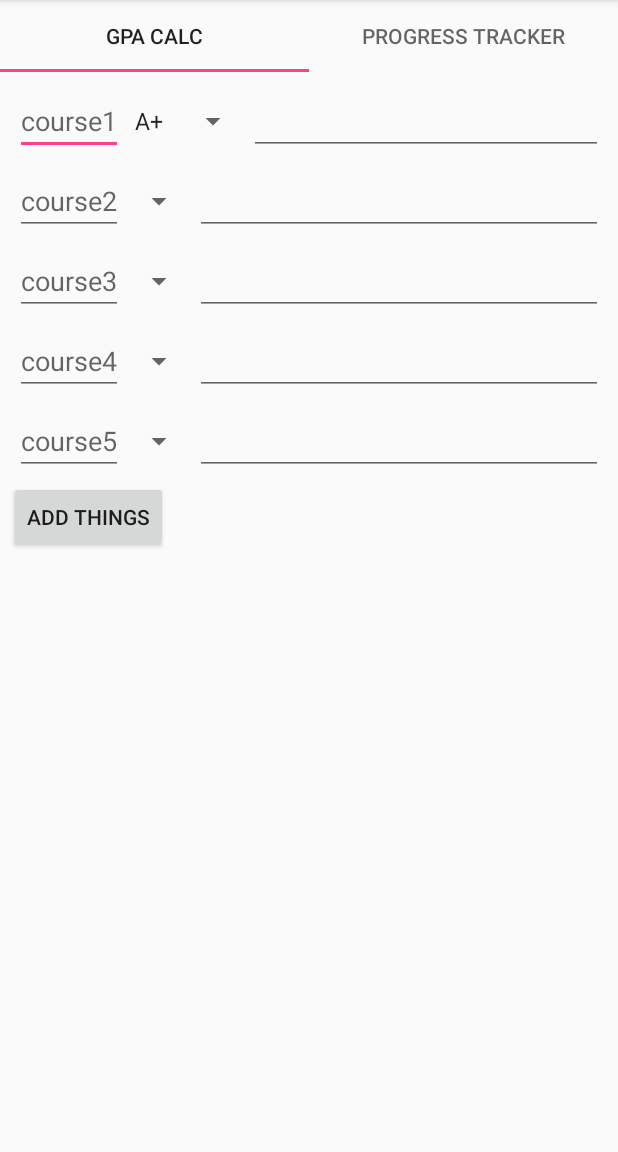
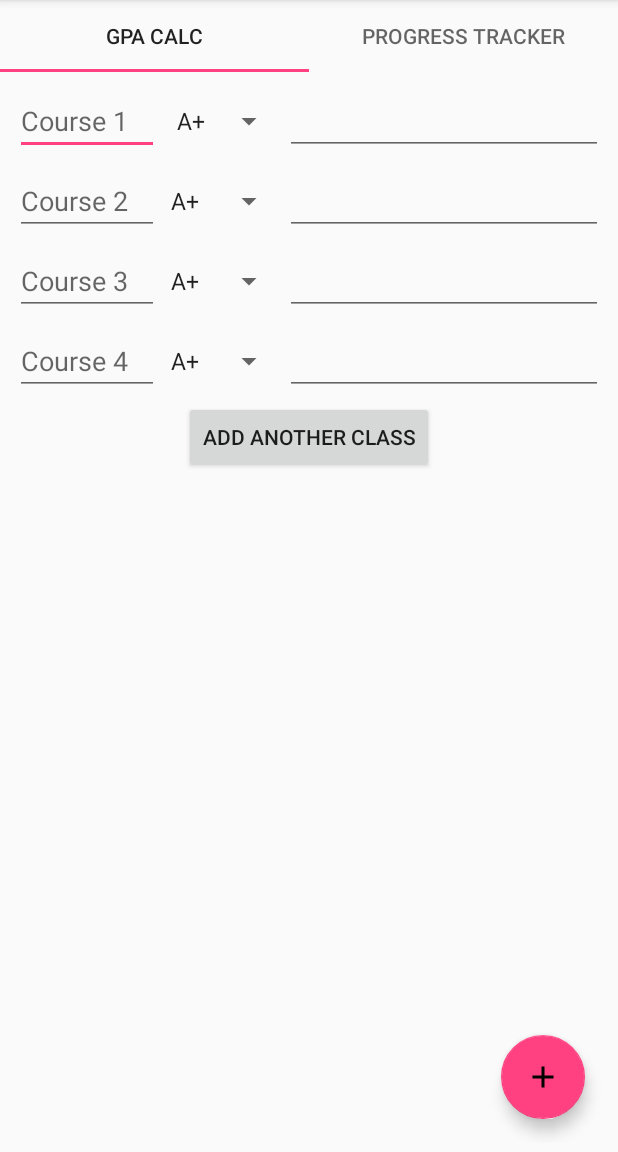
Before and after one commit to blaq-6THREE/Student-Progress, an Android app: the screen it shows after launch (MainActivity), on a phone screen of 412 x 824 dp, the part 84-1236 px from its top. Run offline under Robolectric (Android 15) with nearby library versions, the phone set to English and light mode, and no system bars.

Commit message:
Vews in  GradePointAverage class updated. Up to 10 classes can be added.

```diff
--- a/app/src/main/java/com/blaq/hylton/studentprogress/GradePointAverage.java
+++ b/app/src/main/java/com/blaq/hylton/studentprogress/GradePointAverage.java
@@ -1,9 +1,12 @@
 package com.blaq.hylton.studentprogress;
 
+import android.content.res.Resources;
 import android.os.Bundle;
 import android.support.annotation.NonNull;
 import android.support.annotation.Nullable;
+import android.support.design.widget.Snackbar;
 import android.support.v4.app.Fragment;
+import android.util.Log;
 import android.view.LayoutInflater;
 import android.view.View;
 import android.view.ViewGroup;
@@ -17,7 +20,11 @@ import android.widget.Toast;
 
 public class GradePointAverage extends Fragment
 {
-    private Spinner mSpinner;
+    private Spinner mSpinner1;
+    private Spinner mSpinner2;
+    private Spinner mSpinner3;
+    private Spinner mSpinner4;
+
     private Button mButton;
     private LinearLayout masterLinearLayout;
     private int counter;
@@ -25,48 +32,89 @@ public class GradePointAverage extends Fragment
     public View onCreateView(LayoutInflater inflater, ViewGroup container, Bundle savedInstanceState)
     {
         View view = inflater.inflate(R.layout.fragment_grade_point_average, container, false);
-        counter = 4;
 
-        mSpinner = view.findViewById(R.id.grades_spinner_1);
-        ArrayAdapter<CharSequence> adapter = ArrayAdapter.createFromResource(getContext(), R.array.grade_array, android.R.layout.simple_spinner_item);
-        adapter.setDropDownViewResource(android.R.layout.simple_spinner_dropdown_item);
-        mSpinner.setAdapter(adapter);
+        mSpinner1 = view.findViewById(R.id.grades_spinner_1);
+        ArrayAdapter<CharSequence> adapter1 = ArrayAdapter.createFromResource(getContext(), R
+                .array.grade_array, android.R.layout.simple_spinner_item);
+        adapter1.setDropDownViewResource(android.R.layout.simple_spinner_dropdown_item);
+        mSpinner1.setAdapter(adapter1);
+
+        mSpinner2 = view.findViewById(R.id.grades_spinner_2);
+        ArrayAdapter<CharSequence> adapter2 = ArrayAdapter.createFromResource(getContext(), R
+                .array.grade_array, android.R.layout.simple_spinner_item);
+        adapter2.setDropDownViewResource(android.R.layout.simple_spinner_dropdown_item);
+        mSpinner2.setAdapter(adapter2);
+
+        mSpinner3 = view.findViewById(R.id.grades_spinner_3);
+        ArrayAdapter<CharSequence> adapter3 = ArrayAdapter.createFromResource(getContext(), R
+                .array.grade_array, android.R.layout.simple_spinner_item);
+        adapter3.setDropDownViewResource(android.R.layout.simple_spinner_dropdown_item);
+        mSpinner3.setAdapter(adapter3);
+
+        mSpinner4 = view.findViewById(R.id.grades_spinner_4);
+        ArrayAdapter<CharSequence> adapter4 = ArrayAdapter.createFromResource(getContext(), R
+                .array.grade_array, android.R.layout.simple_spinner_item);
+        adapter4.setDropDownViewResource(android.R.layout.simple_spinner_dropdown_item);
+        mSpinner4.setAdapter(adapter4);
 
         mButton = view.findViewById(R.id.button);
         masterLinearLayout = view.findViewById(R.id.linear_layout_master);
+        counter = masterLinearLayout.getChildCount();
 
         mButton.setOnClickListener(new View.OnClickListener() {
             @Override
             public void onClick(View view)
             {
-                createView(masterLinearLayout);
+                if (masterLinearLayout.getChildCount() >= 10)
+                {
+                    Snackbar mySnackbar = Snackbar.make(view, "10 Classes is MAX", Snackbar.LENGTH_LONG);
+                    mySnackbar.show();
+                }
+                else
+                {
+                    counter = counter + 1;
+                    createView(masterLinearLayout, counter);
+                    Log.d("Main Activity", "onClick: " + masterLinearLayout.getChildCount());
+                }
+
             }
         });
 
         return view;
     }
 
-    private void createView(LinearLayout bossLayout)
+    private void createView(LinearLayout bossLayout, int counter)
     {
         //Create linear layout first
         LinearLayout linearLayout = new LinearLayout(getContext());
         linearLayout.setOrientation(LinearLayout.HORIZONTAL);
 
-        //Create EditText
+        //Create Course EditText
+        int id = 0;
         EditText courseEditText = new EditText(getContext());
-        courseEditText.setHint("course" + counter);
+        courseEditText.setWidth(260);
+        if (android.os.Build.VERSION.SDK_INT >= android.os.Build.VERSION_CODES.JELLY_BEAN_MR1) {
+            id = View.generateViewId();
+            courseEditText.setId(id);
+            Log.d("Main Activity", "createView: " + id);
+        }
+        courseEditText.setHint("Course " + counter);
 
         //Create Spinner and populate it
         Spinner spinner = new Spinner(getContext());
         ArrayAdapter<CharSequence> adapter = ArrayAdapter.createFromResource(getContext(), R.array.grade_array, android.R.layout.simple_spinner_item);
         adapter.setDropDownViewResource(android.R.layout.simple_spinner_dropdown_item);
         spinner.setAdapter(adapter);
+        spinner.setPadding(4, 0, 4, 0);
 
-        //Create EditText
-        counter = counter + 1;
+        //Create Credit EditText
+        String hint = "Credit " + counter;
         EditText creditEditText = new EditText(getContext());
-        creditEditText.setHint("credit" + counter);
+        creditEditText.setHint(hint);
+        creditEditText.setWidth(420);
+        //creditEditText.setId(Integer.valueOf(hint));
 
+        // Adding to the Child Layout
         linearLayout.addView(courseEditText);
         linearLayout.addView(spinner);
         linearLayout.addView(creditEditText);
--- /dev/null
+++ b/app/src/main/res/drawable/ic_add_black_24dp.xml
@@ -0,0 +1,9 @@
+<vector xmlns:android="http://schemas.android.com/apk/res/android"
+        android:width="24dp"
+        android:height="24dp"
+        android:viewportWidth="24.0"
+        android:viewportHeight="24.0">
+    <path
+        android:fillColor="#FF000000"
+        android:pathData="M19,13h-6v6h-2v-6H5v-2h6V5h2v6h6v2z"/>
+</vector>
--- a/app/src/main/res/layout/fragment_grade_point_average.xml
+++ b/app/src/main/res/layout/fragment_grade_point_average.xml
@@ -1,20 +1,30 @@
 <?xml version="1.0" encoding="utf-8"?>
-<ScrollView
+<android.support.design.widget.CoordinatorLayout
     xmlns:android="http://schemas.android.com/apk/res/android"
     xmlns:tools="http://schemas.android.com/tools"
+    xmlns:app="http://schemas.android.com/apk/res-auto"
     android:layout_width="match_parent"
     android:layout_height="match_parent"
     android:orientation="vertical"
     android:padding="6dp"
+    android:id="@+id/myCoordinatorLayout"
     tools:context=".GradePointAverage">
+
+    <ScrollView
+        android:layout_width="match_parent"
+        android:layout_height="wrap_content">
 
         <LinearLayout
             android:layout_width="match_parent"
-        android:layout_height="match_parent"
+            android:layout_height="wrap_content"
+            android:orientation="vertical">
+
+            <LinearLayout
+                android:layout_width="match_parent"
+                android:layout_height="wrap_content"
                 android:id="@+id/linear_layout_master"
                 android:orientation="vertical">
 
-        <!-- Content here -->
                 <!-- TODO: Update blank fragment layout -->
                 <LinearLayout
                     android:id="@+id/linear_layout_1"
@@ -24,14 +34,16 @@
                     android:layout_height="wrap_content">
 
                     <EditText
-                android:hint="course1"
-                android:layout_width="wrap_content"
+                        android:hint="Course 1"
+                        android:layout_width="@dimen/edittext_course_width"
                         android:layout_height="wrap_content"/>
 
                     <Spinner
                         android:id="@+id/grades_spinner_1"
                         android:layout_width="wrap_content"
-                android:layout_height="match_parent"/>
+                        android:layout_height="match_parent"
+                        android:paddingLeft="4dp"
+                        android:paddingRight="14dp"/>
 
                     <EditText
                         android:id="@+id/credit_1"
@@ -48,8 +60,8 @@
                     android:layout_height="wrap_content">
 
                     <EditText
-                android:hint="course2"
-                android:layout_width="wrap_content"
+                        android:hint="Course 2"
+                        android:layout_width="@dimen/edittext_course_width"
                         android:layout_height="wrap_content"/>
 
                     <Spinner
@@ -72,8 +84,8 @@
                     android:layout_height="wrap_content">
 
                     <EditText
-                android:hint="course3"
-                android:layout_width="wrap_content"
+                        android:hint="Course 3"
+                        android:layout_width="@dimen/edittext_course_width"
                         android:layout_height="wrap_content"/>
 
                     <Spinner
@@ -96,8 +108,8 @@
                     android:layout_height="wrap_content">
 
                     <EditText
-                android:hint="course4"
-                android:layout_width="wrap_content"
+                        android:hint="Course 4"
+                        android:layout_width="@dimen/edittext_course_width"
                         android:layout_height="wrap_content"/>
 
                     <Spinner
@@ -112,35 +124,26 @@
 
                 </LinearLayout>
 
-        <LinearLayout
-            android:id="@+id/linear_layout_5"
-            android:orientation="horizontal"
-            android:padding="4dp"
-            android:layout_width="match_parent"
-            android:layout_height="wrap_content">
-
-            <EditText
-                android:hint="course5"
-                android:layout_width="wrap_content"
-                android:layout_height="wrap_content"/>
-
-            <Spinner
-                android:id="@+id/grades_spinner_5"
-                android:layout_width="wrap_content"
-                android:layout_height="match_parent"/>
-
-            <EditText
-                android:id="@+id/credit_5"
-                android:layout_width="match_parent"
-                android:layout_height="wrap_content"/>
-
             </LinearLayout>
 
             <Button
                 android:id="@+id/button"
-            android:text="Add Things"
+                android:text="@string/add_another_class"
                 android:layout_width="wrap_content"
-            android:layout_height="wrap_content"/>
+                android:layout_height="wrap_content"
+                android:layout_gravity="center_horizontal"/>
 
         </LinearLayout>
+
     </ScrollView>
+
+    <android.support.design.widget.FloatingActionButton
+        android:id="@+id/floating_action_button"
+        android:layout_width="wrap_content"
+        android:layout_height="wrap_content"
+        android:layout_gravity="bottom|end"
+        android:layout_margin="16dp"
+        app:fabSize="auto"
+        android:src="@drawable/ic_add_black_24dp"/>
+
+</android.support.design.widget.CoordinatorLayout>
--- /dev/null
+++ b/app/src/main/res/values/dimens.xml
@@ -0,0 +1,4 @@
+<?xml version="1.0" encoding="utf-8"?>
+<resources>
+    <dimen name="edittext_course_width">96dp</dimen>
+</resources>
--- a/app/src/main/res/values/strings.xml
+++ b/app/src/main/res/values/strings.xml
@@ -3,4 +3,5 @@
 
     <!-- TODO: Remove or change this placeholder text -->
     <string name="hello_blank_fragment">Hello blank fragment</string>
+    <string name="add_another_class">Add Another Class</string>
 </resources>
```
Lines whose indentation alone changed are shown as unchanged.
